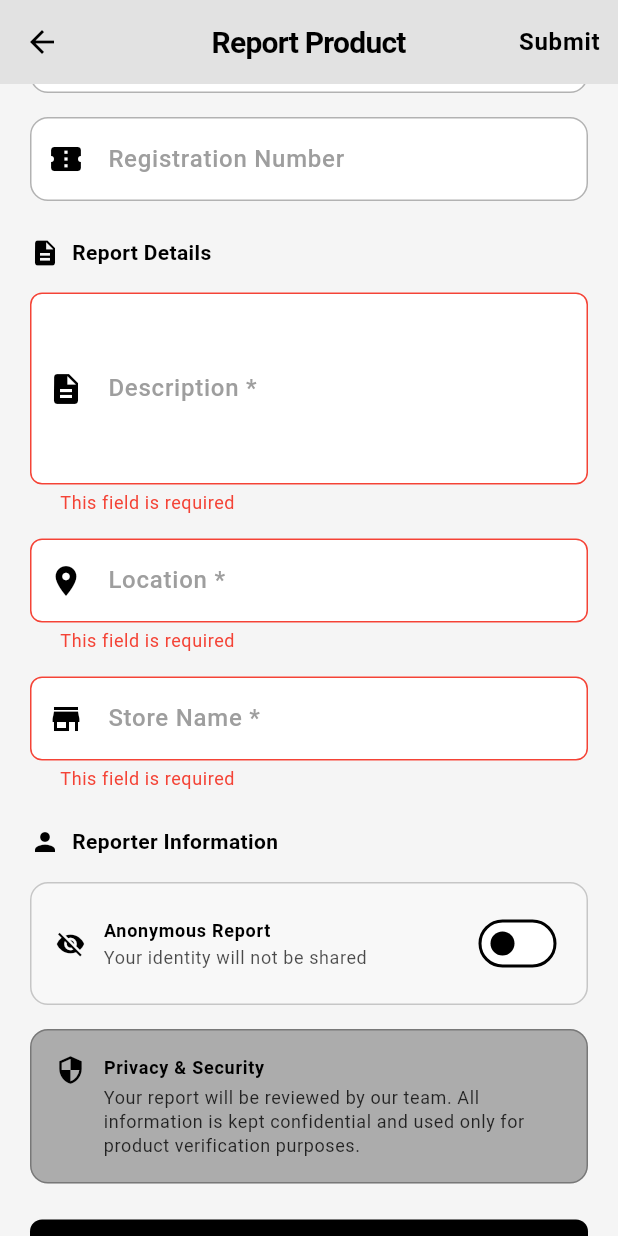
After one commit to Neil-urk12/totoo-ba-mobile, a Flutter app: the ReportFormScreen screen opened directly, scrolled down 295 dp, after a tap on "Submit Report", on a phone screen of 412 x 824 dp. The commit adds this screen. Run offline on Flutter 3.47's test engine with Material 3 defaults, Android fonts, the phone set to English and light mode, and no system bars; our stand-ins replace flutter_riverpod, image_picker, permission_handler.

Commit message:
feat: add new report form screen and update UI for search results

```diff
--- a/product_checker/lib/providers/reports_provider.dart
+++ b/product_checker/lib/providers/reports_provider.dart
@@ -11,10 +11,37 @@ final selectedSortOptionProvider = StateProvider<String>((ref) => 'Report Date (
 // Loading state provider
 final isLoadingProvider = StateProvider<bool>((ref) => true);
 
-// Reports provider
+// Reports state provider
+final reportsStateProvider = StateNotifierProvider<ReportsNotifier, List<Report>>((ref) {
+  return ReportsNotifier();
+});
+
+// Reports provider (now uses the state notifier)
 final reportsProvider = Provider<List<Report>>((ref) {
-  return MockData.savedReports;
+  return ref.watch(reportsStateProvider);
 });
+
+// Reports Notifier class
+class ReportsNotifier extends StateNotifier<List<Report>> {
+  ReportsNotifier() : super(MockData.savedReports);
+
+  void addReport(Report report) {
+    state = [report, ...state];
+  }
+
+  void removeReport(String reportId) {
+    state = state.where((report) => report.id != reportId).toList();
+  }
+
+  void updateReport(Report updatedReport) {
+    state = state.map((report) {
+      if (report.id == updatedReport.id) {
+        return updatedReport;
+      }
+      return report;
+    }).toList();
+  }
+}
 
 // Filtered reports provider with memoization
 final filteredReportsProvider = Provider<List<Report>>((ref) {
--- a/product_checker/lib/screens/home_screen.dart
+++ b/product_checker/lib/screens/home_screen.dart
@@ -17,7 +17,7 @@ class HomeScreen extends StatelessWidget {
           children: [
             const SizedBox(height: 20),
             Text(
-              'Verify to check if this is true?',
+              'Is this true stone?',
               style: Theme.of(context).textTheme.displaySmall,
               textAlign: TextAlign.center,
             ),
--- /dev/null
+++ b/product_checker/lib/screens/report_form_screen.dart
@@ -0,0 +1,455 @@
+import 'package:flutter/material.dart';
+import 'package:flutter_riverpod/flutter_riverpod.dart';
+import 'dart:io';
+import '../models/report.dart';
+import '../providers/reports_provider.dart';
+
+class ReportFormScreen extends ConsumerStatefulWidget {
+  final File? imageFile;
+  final String? detectedProductName;
+  final String? detectedBrandName;
+
+  const ReportFormScreen({
+    super.key,
+    this.imageFile,
+    this.detectedProductName,
+    this.detectedBrandName,
+  });
+
+  @override
+  ConsumerState<ReportFormScreen> createState() => _ReportFormScreenState();
+}
+
+class _ReportFormScreenState extends ConsumerState<ReportFormScreen> {
+  final _formKey = GlobalKey<FormState>();
+  final _productNameController = TextEditingController();
+  final _brandNameController = TextEditingController();
+  final _registrationNumberController = TextEditingController();
+  final _descriptionController = TextEditingController();
+  final _locationController = TextEditingController();
+  final _storeNameController = TextEditingController();
+  final _reporterNameController = TextEditingController();
+
+  bool _isAnonymous = true;
+  bool _isSubmitting = false;
+
+  @override
+  void initState() {
+    super.initState();
+    // Pre-fill with detected information if available
+    if (widget.detectedProductName != null) {
+      _productNameController.text = widget.detectedProductName!;
+    }
+    if (widget.detectedBrandName != null) {
+      _brandNameController.text = widget.detectedBrandName!;
+    }
+  }
+
+  @override
+  void dispose() {
+    _productNameController.dispose();
+    _brandNameController.dispose();
+    _registrationNumberController.dispose();
+    _descriptionController.dispose();
+    _locationController.dispose();
+    _storeNameController.dispose();
+    _reporterNameController.dispose();
+    super.dispose();
+  }
+
+  @override
+  Widget build(BuildContext context) {
+    return Scaffold(
+      appBar: AppBar(
+        title: const Text('Report Product'),
+        backgroundColor: Colors.transparent,
+        elevation: 0,
+        actions: [
+          TextButton(
+            onPressed: _isSubmitting ? null : _submitReport,
+            child: Text(
+              'Submit',
+              style: TextStyle(
+                color: _isSubmitting
+                  ? Theme.of(context).colorScheme.onSurface.withValues(alpha: 0.5)
+                  : Theme.of(context).colorScheme.primary,
+                fontWeight: FontWeight.bold,
+              ),
+            ),
+          ),
+        ],
+      ),
+      body: SingleChildScrollView(
+        padding: const EdgeInsets.all(20),
+        child: Form(
+          key: _formKey,
+          child: Column(
+            crossAxisAlignment: CrossAxisAlignment.start,
+            children: [
+              // Header Section
+              Text(
+                'Report Unregistered Product',
+                style: Theme.of(context).textTheme.headlineMedium?.copyWith(
+                  fontWeight: FontWeight.bold,
+                ),
+              ),
+              const SizedBox(height: 6),
+              Text(
+                'Help us identify and verify products by reporting unregistered items',
+                style: Theme.of(context).textTheme.bodyMedium?.copyWith(
+                  color: Theme.of(context).colorScheme.onSurface.withValues(alpha: 0.7),
+                ),
+              ),
+              const SizedBox(height: 24),
+
+              // Image Preview (if available)
+              if (widget.imageFile != null) ...[
+                Container(
+                  width: double.infinity,
+                  height: 200,
+                  decoration: BoxDecoration(
+                    borderRadius: BorderRadius.circular(12),
+                    border: Border.all(
+                      color: Theme.of(context).colorScheme.outline.withValues(alpha: 0.3),
+                    ),
+                  ),
+                  child: ClipRRect(
+                    borderRadius: BorderRadius.circular(12),
+                    child: Image.file(
+                      widget.imageFile!,
+                      fit: BoxFit.cover,
+                    ),
+                  ),
+                ),
+                const SizedBox(height: 24),
+              ],
+
+              // Product Information Section
+              _buildSectionHeader(context, 'Product Information', Icons.inventory_2),
+              const SizedBox(height: 16),
+
+              _buildTextField(
+                controller: _productNameController,
+                label: 'Product Name',
+                hint: 'Enter the product name',
+                isRequired: true,
+                icon: Icons.label,
+              ),
+              const SizedBox(height: 16),
+
+              _buildTextField(
+                controller: _brandNameController,
+                label: 'Brand Name',
+                hint: 'Enter the brand name (optional)',
+                icon: Icons.business,
+              ),
+              const SizedBox(height: 16),
+
+              _buildTextField(
+                controller: _registrationNumberController,
+                label: 'Registration Number',
+                hint: 'Enter registration number if visible (optional)',
+                icon: Icons.confirmation_number,
+              ),
+              const SizedBox(height: 24),
+
+              // Report Details Section
+              _buildSectionHeader(context, 'Report Details', Icons.description),
+              const SizedBox(height: 16),
+
+              _buildTextField(
+                controller: _descriptionController,
+                label: 'Description',
+                hint: 'Describe the product and why you think it might be unregistered',
+                isRequired: true,
+                icon: Icons.description,
+                maxLines: 4,
+              ),
+              const SizedBox(height: 16),
+
+              _buildTextField(
+                controller: _locationController,
+                label: 'Location',
+                hint: 'Where did you find this product?',
+                isRequired: true,
+                icon: Icons.location_on,
+              ),
+              const SizedBox(height: 16),
+
+              _buildTextField(
+                controller: _storeNameController,
+                label: 'Store Name',
+                hint: 'Name of the store where you found it',
+                isRequired: true,
+                icon: Icons.store,
+              ),
+              const SizedBox(height: 24),
+
+              // Reporter Information Section
+              _buildSectionHeader(context, 'Reporter Information', Icons.person),
+              const SizedBox(height: 16),
+
+              // Anonymous toggle
+              Container(
+                width: double.infinity,
+                padding: const EdgeInsets.all(16),
+                decoration: BoxDecoration(
+                  color: Theme.of(context).colorScheme.surfaceContainerHighest.withValues(alpha: 0.3),
+                  borderRadius: BorderRadius.circular(12),
+                  border: Border.all(
+                    color: Theme.of(context).colorScheme.outline.withValues(alpha: 0.2),
+                  ),
+                ),
+                child: Row(
+                  children: [
+                    Icon(
+                      _isAnonymous ? Icons.visibility_off : Icons.visibility,
+                      color: Theme.of(context).colorScheme.primary,
+                      size: 20,
+                    ),
+                    const SizedBox(width: 12),
+                    Expanded(
+                      child: Column(
+                        crossAxisAlignment: CrossAxisAlignment.start,
+                        children: [
+                          Text(
+                            _isAnonymous ? 'Anonymous Report' : 'Personal Report',
+                            style: Theme.of(context).textTheme.titleSmall?.copyWith(
+                              fontWeight: FontWeight.bold,
+                            ),
+                          ),
+                          const SizedBox(height: 2),
+                          Text(
+                            _isAnonymous
+                              ? 'Your identity will not be shared'
+                              : 'Your name will be included in the report',
+                            style: Theme.of(context).textTheme.bodySmall?.copyWith(
+                              color: Theme.of(context).colorScheme.onSurface.withValues(alpha: 0.7),
+                            ),
+                          ),
+                        ],
+                      ),
+                    ),
+                    Switch(
+                      value: !_isAnonymous,
+                      onChanged: (value) {
+                        setState(() {
+                          _isAnonymous = !value;
+                        });
+                      },
+                    ),
+                  ],
+                ),
+              ),
+              const SizedBox(height: 16),
+
+              // Reporter name field (only if not anonymous)
+              if (!_isAnonymous) ...[
+                _buildTextField(
+                  controller: _reporterNameController,
+                  label: 'Your Name',
+                  hint: 'Enter your name',
+                  isRequired: true,
+                  icon: Icons.person_outline,
+                ),
+                const SizedBox(height: 16),
+              ],
+
+              // Privacy Notice
+              Container(
+                width: double.infinity,
+                padding: const EdgeInsets.all(16),
+                decoration: BoxDecoration(
+                  color: Theme.of(context).colorScheme.primaryContainer.withValues(alpha: 0.3),
+                  borderRadius: BorderRadius.circular(12),
+                  border: Border.all(
+                    color: Theme.of(context).colorScheme.primary.withValues(alpha: 0.3),
+                  ),
+                ),
+                child: Row(
+                  crossAxisAlignment: CrossAxisAlignment.start,
+                  children: [
+                    Icon(
+                      Icons.security,
+                      color: Theme.of(context).colorScheme.primary,
+                      size: 20,
+                    ),
+                    const SizedBox(width: 12),
+                    Expanded(
+                      child: Column(
+                        crossAxisAlignment: CrossAxisAlignment.start,
+                        children: [
+                          Text(
+                            'Privacy & Security',
+                            style: Theme.of(context).textTheme.titleSmall?.copyWith(
+                              fontWeight: FontWeight.bold,
+                              color: Theme.of(context).colorScheme.primary,
+                            ),
+                          ),
+                          const SizedBox(height: 4),
+                          Text(
+                            'Your report will be reviewed by our team. All information is kept confidential and used only for product verification purposes.',
+                            style: Theme.of(context).textTheme.bodySmall?.copyWith(
+                              color: Theme.of(context).colorScheme.onSurface.withValues(alpha: 0.8),
+                            ),
+                          ),
+                        ],
+                      ),
+                    ),
+                  ],
+                ),
+              ),
+              const SizedBox(height: 24),
+
+              // Submit Button
+              SizedBox(
+                width: double.infinity,
+                child: ElevatedButton.icon(
+                  onPressed: _isSubmitting ? null : _submitReport,
+                  icon: _isSubmitting
+                    ? const SizedBox(
+                        width: 20,
+                        height: 20,
+                        child: CircularProgressIndicator(strokeWidth: 2),
+                      )
+                    : const Icon(Icons.send),
+                  label: Text(_isSubmitting ? 'Submitting...' : 'Submit Report'),
+                  style: ElevatedButton.styleFrom(
+                    padding: const EdgeInsets.symmetric(vertical: 16),
+                  ),
+                ),
+              ),
+              const SizedBox(height: 20),
+            ],
+          ),
+        ),
+      ),
+    );
+  }
+
+  Widget _buildSectionHeader(BuildContext context, String title, IconData icon) {
+    return Row(
+      children: [
+        Icon(
+          icon,
+          color: Theme.of(context).colorScheme.primary,
+          size: 20,
+        ),
+        const SizedBox(width: 8),
+        Text(
+          title,
+          style: Theme.of(context).textTheme.titleMedium?.copyWith(
+            fontWeight: FontWeight.bold,
+            color: Theme.of(context).colorScheme.primary,
+          ),
+        ),
+      ],
+    );
+  }
+
+  Widget _buildTextField({
+    required TextEditingController controller,
+    required String label,
+    required String hint,
+    required IconData icon,
+    bool isRequired = false,
+    int maxLines = 1,
+  }) {
+    return TextFormField(
+      controller: controller,
+      maxLines: maxLines,
+      decoration: InputDecoration(
+        labelText: label + (isRequired ? ' *' : ''),
+        hintText: hint,
+        prefixIcon: Icon(icon),
+        border: OutlineInputBorder(
+          borderRadius: BorderRadius.circular(12),
+        ),
+        enabledBorder: OutlineInputBorder(
+          borderRadius: BorderRadius.circular(12),
+          borderSide: BorderSide(
+            color: Theme.of(context).colorScheme.outline.withValues(alpha: 0.3),
+          ),
+        ),
+        focusedBorder: OutlineInputBorder(
+          borderRadius: BorderRadius.circular(12),
+          borderSide: BorderSide(
+            color: Theme.of(context).colorScheme.primary,
+            width: 2,
+          ),
+        ),
+      ),
+      validator: isRequired ? (value) {
+        if (value == null || value.trim().isEmpty) {
+          return 'This field is required';
+        }
+        return null;
+      } : null,
+    );
+  }
+
+  Future<void> _submitReport() async {
+    if (!_formKey.currentState!.validate()) {
+      return;
+    }
+
+    setState(() {
+      _isSubmitting = true;
+    });
+
+    try {
+      // Create report
+      final report = Report(
+        id: DateTime.now().millisecondsSinceEpoch.toString(),
+        productName: _productNameController.text.trim(),
+        brandName: _brandNameController.text.trim().isEmpty
+          ? null
+          : _brandNameController.text.trim(),
+        registrationNumber: _registrationNumberController.text.trim().isEmpty
+          ? null
+          : _registrationNumberController.text.trim(),
+        description: _descriptionController.text.trim(),
+        reporterName: _isAnonymous
+          ? null
+          : _reporterNameController.text.trim(),
+        reportDate: DateTime.now(),
+        location: _locationController.text.trim(),
+        storeName: _storeNameController.text.trim(),
+      );
+
+      // Add report to the reports provider
+      ref.read(reportsStateProvider.notifier).addReport(report);
+      await Future.delayed(const Duration(seconds: 1));
+
+      // Show success message
+      if (mounted) {
+        ScaffoldMessenger.of(context).showSnackBar(
+          SnackBar(
+            content: const Text('Report submitted successfully!'),
+            backgroundColor: Colors.green,
+            duration: const Duration(seconds: 3),
+          ),
+        );
+
+        // Navigate back to home screen
+        Navigator.of(context).popUntil((route) => route.isFirst);
+      }
+    } catch (e) {
+      if (mounted) {
+        ScaffoldMessenger.of(context).showSnackBar(
+          SnackBar(
+            content: Text('Error submitting report: $e'),
+            backgroundColor: Colors.red,
+            duration: const Duration(seconds: 3),
+          ),
+        );
+      }
+    } finally {
+      if (mounted) {
+        setState(() {
+          _isSubmitting = false;
+        });
+      }
+    }
+  }
+}
```
Also changed, not shown: product_checker/lib/providers/image_search_provider.dart (+43 -18 lines), product_checker/lib/screens/image_search_results_screen.dart (+110 -26 lines).
